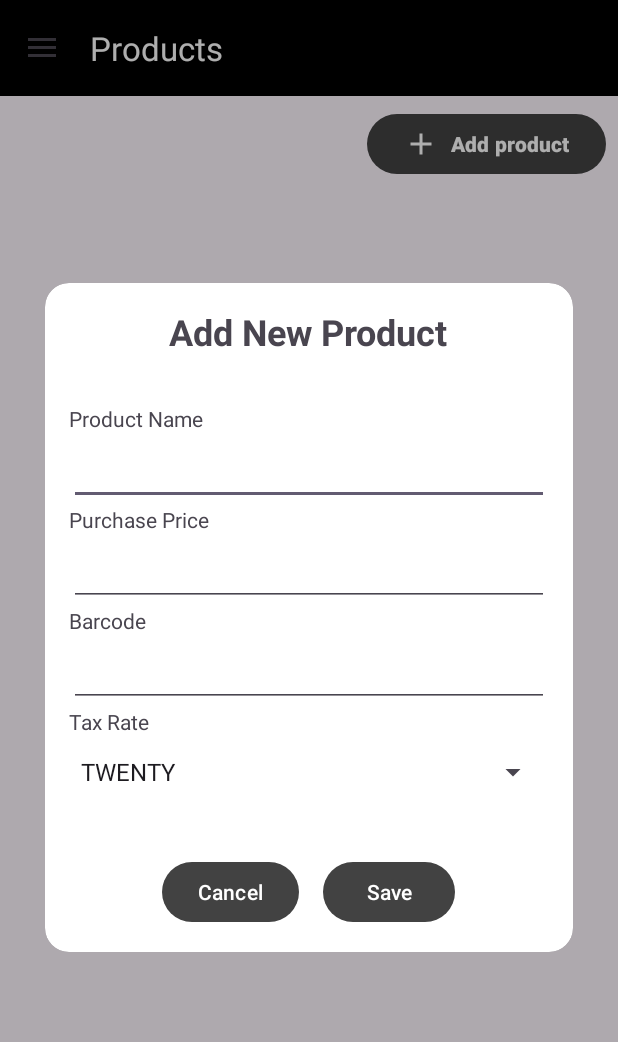
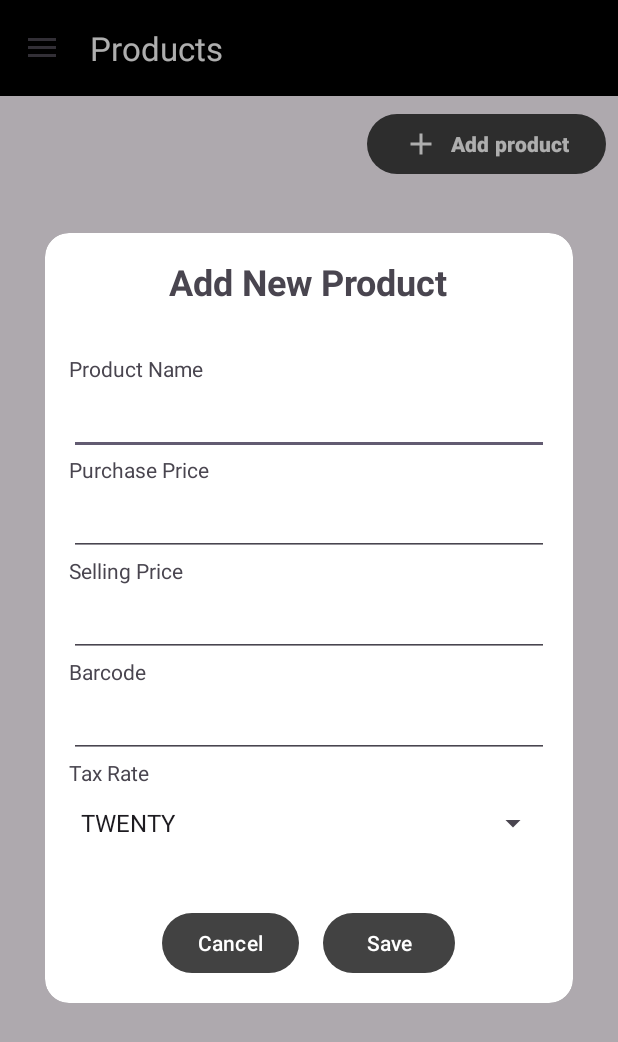
Before and after one commit to youssef-faik/retail-manager-mobile-app, an Android app: the ProductsActivity screen opened directly, with no data from a screen before it, after a tap on "Add product", on a phone screen of 412 x 824 dp. Shown: the top 1042 px of the screen. Run offline under Robolectric (Android 15) with nearby library versions, the phone set to English and light mode, and no system bars; 3 statements that could not run were skipped.

Commit message:
implement add new product feature

```diff
--- a/app/src/main/res/layout/activity_products.xml
+++ b/app/src/main/res/layout/activity_products.xml
@@ -9,17 +9,17 @@
     <LinearLayout
         android:layout_width="match_parent"
         android:layout_height="wrap_content"
-        android:padding="8dp"
-        android:orientation="vertical">
+        android:orientation="vertical"
+        android:padding="8dp">
 
         <Button
             android:id="@+id/add_button_button"
             android:layout_width="wrap_content"
             android:layout_height="wrap_content"
             android:layout_gravity="right"
+            android:drawableLeft="@drawable/baseline_add_white_24"
             android:minHeight="48dp"
             android:text="Add product"
-            android:drawableLeft="@drawable/baseline_add_white_24"
             android:textStyle="bold" />
     </LinearLayout>
 
@@ -27,10 +27,12 @@
         android:id="@+id/ListViewProducts"
         android:layout_width="match_parent"
         android:layout_height="match_parent"
+        android:layout_marginHorizontal="8dp"
+        android:layout_marginTop="8dp"
+        android:layout_marginBottom="64dp"
+        android:background="@drawable/listview_background"
         android:dividerHeight="1dp"
         android:elevation="2dp"
-        android:layout_margin="8dp"
-        android:background="@drawable/listview_background"
         android:listSelector="@color/cardview_shadow_start_color" />
 
 </LinearLayout>
--- a/app/src/main/res/layout/new_product_dialog.xml
+++ b/app/src/main/res/layout/new_product_dialog.xml
@@ -45,13 +45,26 @@
     <TextView
         android:layout_width="wrap_content"
         android:layout_height="wrap_content"
+        android:text="@string/selling_price" />
+
+    <EditText
+        android:id="@+id/selling_price_edit_text"
+        android:layout_width="match_parent"
+        android:layout_height="wrap_content"
+        android:inputType="numberDecimal"
+        android:minHeight="48dp"
+        tools:ignore="SpeakableTextPresentCheck" />
+
+    <TextView
+        android:layout_width="wrap_content"
+        android:layout_height="wrap_content"
         android:text="@string/barcode" />
 
     <EditText
         android:id="@+id/barcode_edit_text"
         android:layout_width="match_parent"
         android:layout_height="wrap_content"
-        android:inputType="text"
+        android:inputType="numberDecimal"
         android:minHeight="48dp"
         tools:ignore="SpeakableTextPresentCheck" />
 
--- a/app/src/main/res/values/strings.xml
+++ b/app/src/main/res/values/strings.xml
@@ -20,4 +20,5 @@
     <string name="company_logo">company logo</string>
     <string name="email_placeholder">yusef@mail.com</string>
     <string name="password_placeholder">secret-password</string>
+    <string name="selling_price">Selling Price</string>
 </resources>
```
Also changed, not shown: app/src/main/java/com/example/myapplication/ProductsActivity.java (+41 -3 lines).
